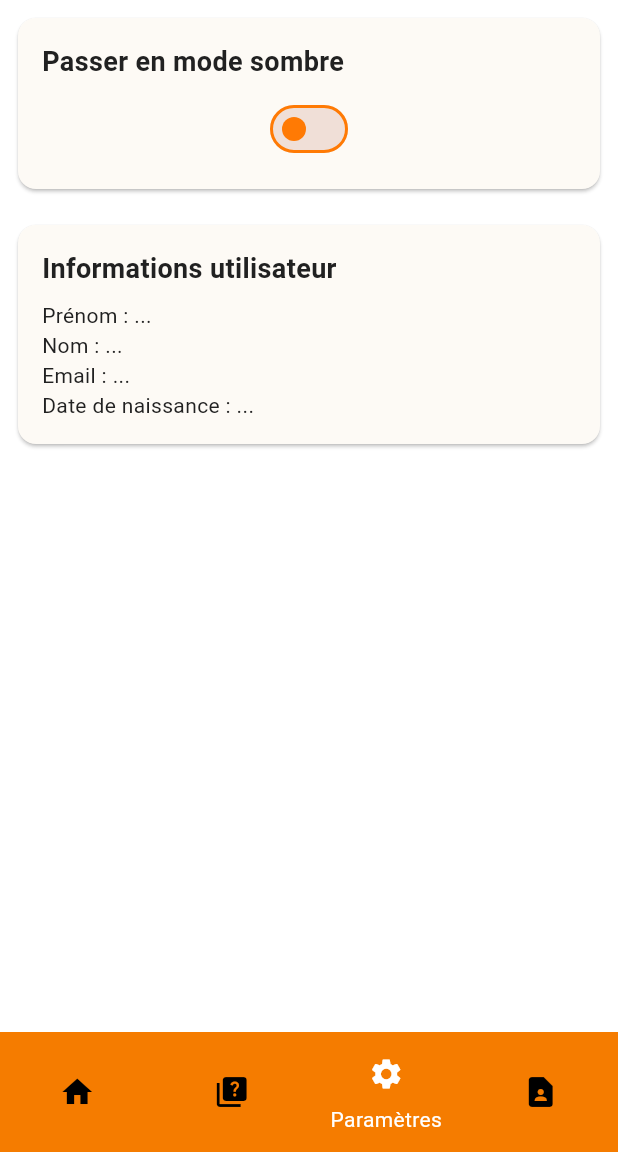
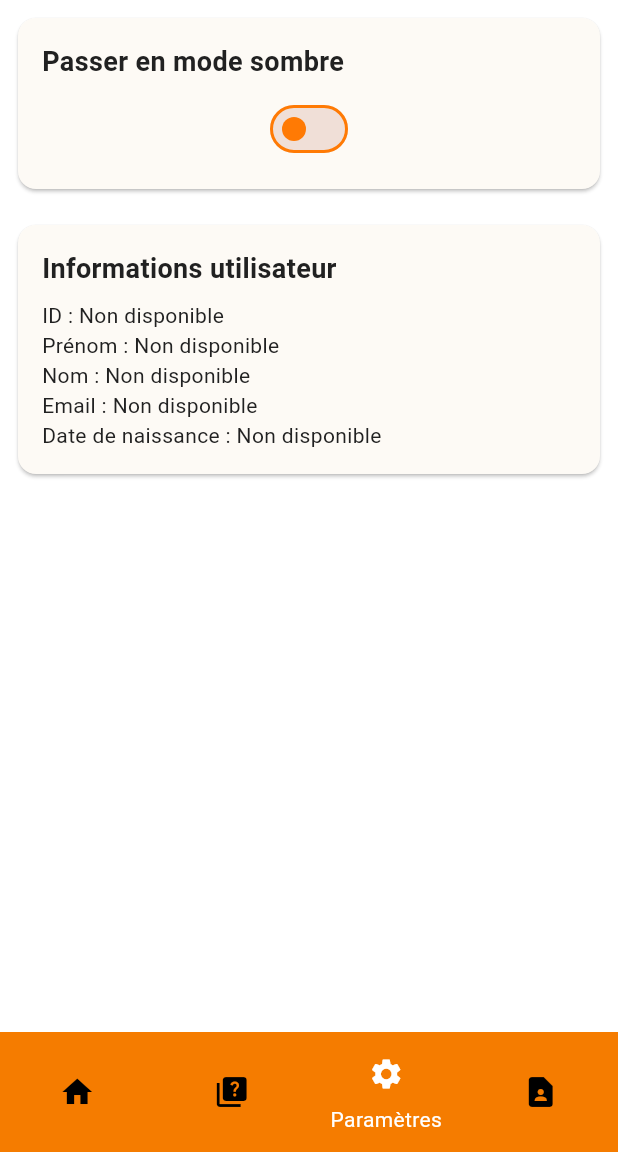
Before and after one commit to slouowzee/CDS49-mobile, a Flutter app: the screen it shows after launch, item 3 of the bottom bar chosen, on a phone screen of 412 x 824 dp, the part 84-1236 px from its top. Run offline on Flutter 3.47's test engine with Material 3 defaults, Android fonts, the phone set to English and light mode, and no system bars; our stand-ins replace flutter_map, font_awesome_flutter, latlong2, shared_preferences; accounts and stored records are empty; Roboto replaces fonts that are missing (Segoe UI).

Commit message:
ajout de l'effacement des donnes quand l'utilisateur se deconnecte

```diff
--- a/lib/main.dart
+++ b/lib/main.dart
@@ -162,7 +162,7 @@ class _MyHomePageState extends State<MyHomePage> {
                   icon: const Icon(Icons.logout),
                   onPressed: () {
                     GestionToken.logout();
-                    setState(() {});
+                    Navigator.pop(context);
                   },
                 );
               }
--- a/lib/screens/screen_param/param_app.dart
+++ b/lib/screens/screen_param/param_app.dart
@@ -89,10 +89,11 @@ class _ParamAppState extends State<ParamApp> {
                                 ),
                               ),
                               SizedBox(height: 8),
-                              Text('Prénom : ${userInfo?.prenomeleve ?? "..." }'),
-                              Text('Nom : ${userInfo?.nomeleve ?? "..." }'),
-                              Text('Email : ${userInfo?.email ?? "..." }'),
-                              Text('Date de naissance : ${userInfo?.dateOfBirth ?? "..." }'),
+                              Text('ID : ${userInfo?.ideleve ?? "Non disponible" }'),
+                              Text('Prénom : ${userInfo?.prenomeleve ?? "Non disponible" }'),
+                              Text('Nom : ${userInfo?.nomeleve ?? "Non disponible" }'),
+                              Text('Email : ${userInfo?.mail ?? "Non disponible" }'),
+                              Text('Date de naissance : ${userInfo?.datedenaissance ?? "Non disponible" }'),
 
 
 
```
